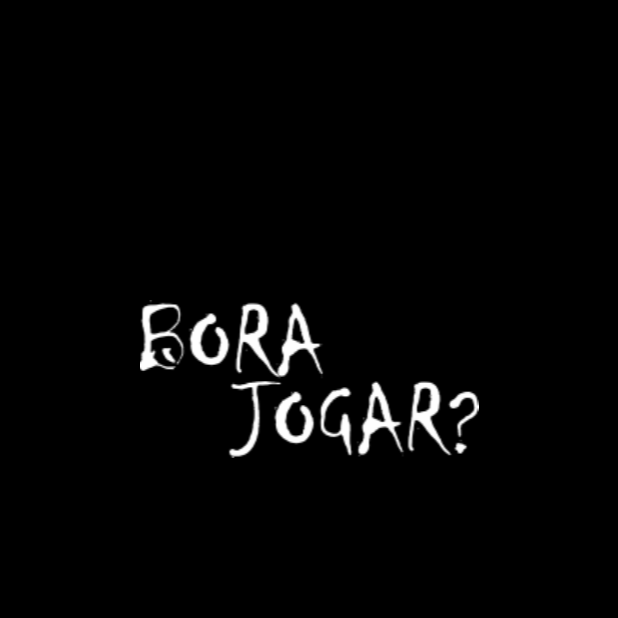
After one commit to jalmeida08/geradordetimes, an Android app: the SplashScreenActivity screen opened directly, with no data from a screen before it, on a phone screen of 412 x 824 dp, the top half of it. The commit adds this screen. Run offline under Robolectric (Android 15) with nearby library versions, the phone set to English and light mode, and no system bars.

Commit message:
versao final do app

```diff
--- /dev/null
+++ b/app/src/main/java/com/example/geradorTimes/SplashScreenActivity.java
@@ -0,0 +1,25 @@
+package com.example.geradorTimes;
+
+import android.content.Intent;
+import android.os.Bundle;
+import android.os.Handler;
+import android.os.PersistableBundle;
+import android.support.v7.app.AppCompatActivity;
+
+public class SplashScreenActivity extends AppCompatActivity {
+
+    @Override
+    public void onCreate(Bundle savedInstanceState) {
+        super.onCreate(savedInstanceState);
+        setContentView(R.layout.activity_splash_screen);
+        Handler handler = new Handler();
+        handler.postDelayed(new Runnable() {
+            @Override
+            public void run() {
+                Intent intent = new Intent(SplashScreenActivity.this, ListaJogadoresActivity.class);
+                startActivity(intent);
+                finish();
+            }
+        }, 2000);
+    }
+}
--- a/app/src/main/res/layout/activity_lista_jogadores.xml
+++ b/app/src/main/res/layout/activity_lista_jogadores.xml
@@ -10,6 +10,7 @@
         android:id="@+id/lista_jogadores_list"
         android:layout_width="match_parent"
         android:layout_height="wrap_content"
+        android:choiceMode="multipleChoice"
         android:layout_marginBottom="40dp" />
 
     <Button
--- /dev/null
+++ b/app/src/main/res/layout/activity_splash_screen.xml
@@ -0,0 +1,19 @@
+<?xml version="1.0" encoding="utf-8"?>
+<LinearLayout
+    xmlns:android="http://schemas.android.com/apk/res/android"
+    android:layout_width="match_parent"
+    android:layout_height="match_parent"
+    xmlns:tools="http://schemas.android.com/tools"
+    tools:context=".SplashScreenActivity"
+    android:orientation="vertical"
+    android:background="#000">
+
+
+    <ImageView
+        android:layout_width="match_parent"
+        android:layout_height="wrap_content"
+        android:id="@+id/splash_bora_jogar"
+        android:layout_marginTop="200dp"
+        android:src="@drawable/bora_jogar"
+        android:layout_gravity="center" />
+</LinearLayout>
```
Also changed, not shown: app/src/main/AndroidManifest.xml (+6 -4 lines), app/src/main/java/com/example/geradorTimes/ListaJogadoresActivity.java (+17 -5 lines), app/src/main/java/com/example/geradorTimes/MainActivity.java (+27 -1 lines), app/src/main/ic_launcher-web.png (added), app/src/main/res/drawable-v21/bora_jogar.png (added), app/src/main/res/drawable-v24/icon.png (added), app/src/main/res/mipmap-hdpi/ic_launcher.png, app/src/main/res/mipmap-mdpi/ic_launcher.png, app/src/main/res/mipmap-xhdpi/ic_launcher.png, app/src/main/res/mipmap-xxhdpi/ic_launcher.png, app/src/main/res/mipmap-xxxhdpi/ic_launcher.png.
